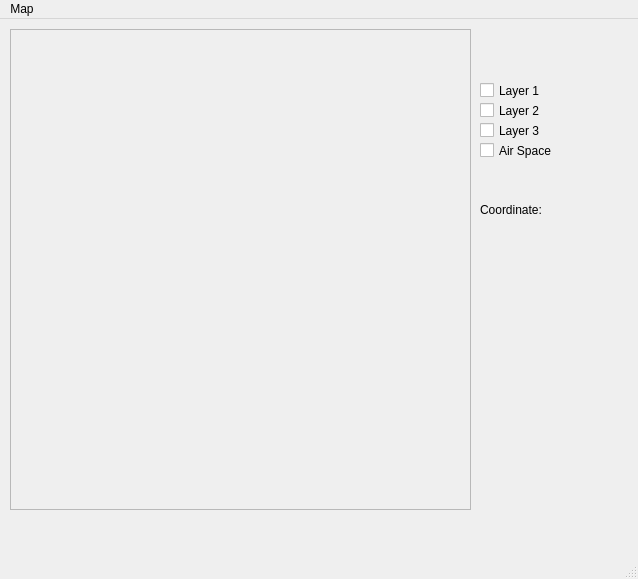
Above: mainwindowbase.ui from koraykoca/GUI-GIS before the change. Below: the same form after it.
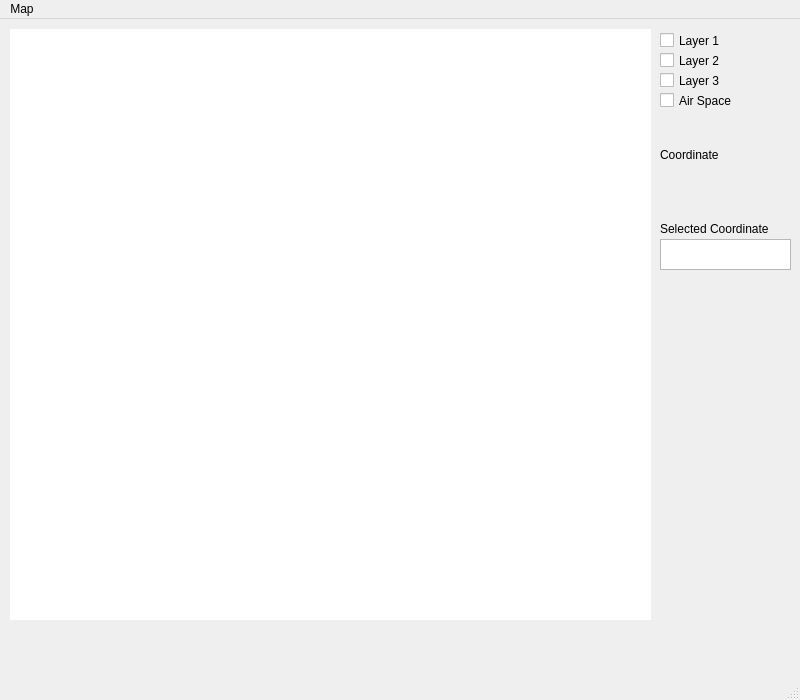
That is the form after the change. Icons and pictures are not drawn.

Patch:
```diff
--- a/mainwindowbase.ui
+++ b/mainwindowbase.ui
@@ -6,8 +6,8 @@
    <rect>
     <x>0</x>
     <y>0</y>
-    <width>638</width>
-    <height>579</height>
+    <width>800</width>
+    <height>700</height>
    </rect>
   </property>
   <property name="windowTitle">
@@ -19,8 +19,8 @@
      <rect>
       <x>10</x>
       <y>10</y>
-      <width>461</width>
-      <height>481</height>
+      <width>641</width>
+      <height>591</height>
      </rect>
     </property>
     <property name="frameShape">
@@ -29,12 +29,22 @@
     <property name="frameShadow">
      <enum>QFrame::Raised</enum>
     </property>
+    <widget class="QGraphicsView" name="graphicsView">
+     <property name="geometry">
+      <rect>
+       <x>-5</x>
+       <y>-9</y>
+       <width>651</width>
+       <height>601</height>
+      </rect>
+     </property>
+    </widget>
    </widget>
    <widget class="QCheckBox" name="checkBox">
     <property name="geometry">
      <rect>
-      <x>480</x>
-      <y>60</y>
+      <x>660</x>
+      <y>10</y>
       <width>92</width>
       <height>23</height>
      </rect>
@@ -46,8 +56,8 @@
    <widget class="QCheckBox" name="checkBox_2">
     <property name="geometry">
      <rect>
-      <x>480</x>
-      <y>80</y>
+      <x>660</x>
+      <y>30</y>
       <width>92</width>
       <height>23</height>
      </rect>
@@ -59,21 +69,21 @@
    <widget class="QLabel" name="label">
     <property name="geometry">
      <rect>
-      <x>480</x>
-      <y>150</y>
-      <width>91</width>
-      <height>81</height>
+      <x>660</x>
+      <y>120</y>
+      <width>81</width>
+      <height>31</height>
      </rect>
     </property>
     <property name="text">
-     <string>Coordinate:</string>
+     <string>Coordinate</string>
     </property>
    </widget>
    <widget class="QCheckBox" name="checkBox_3">
     <property name="geometry">
      <rect>
-      <x>480</x>
-      <y>100</y>
+      <x>660</x>
+      <y>50</y>
       <width>92</width>
       <height>23</height>
      </rect>
@@ -85,22 +95,9 @@
    <widget class="QLabel" name="label_2">
     <property name="geometry">
      <rect>
-      <x>490</x>
-      <y>200</y>
-      <width>67</width>
-      <height>17</height>
-     </rect>
-    </property>
-    <property name="text">
-     <string/>
-    </property>
-   </widget>
-   <widget class="QLabel" name="label_3">
-    <property name="geometry">
-     <rect>
-      <x>490</x>
-      <y>220</y>
-      <width>67</width>
+      <x>660</x>
+      <y>150</y>
+      <width>121</width>
       <height>17</height>
      </rect>
     </property>
@@ -111,8 +108,8 @@
    <widget class="QCheckBox" name="checkBox_4">
     <property name="geometry">
      <rect>
-      <x>480</x>
-      <y>120</y>
+      <x>660</x>
+      <y>70</y>
       <width>92</width>
       <height>23</height>
      </rect>
@@ -121,13 +118,43 @@
      <string>Air Space</string>
     </property>
    </widget>
+   <widget class="QLabel" name="label_4">
+    <property name="geometry">
+     <rect>
+      <x>660</x>
+      <y>200</y>
+      <width>151</width>
+      <height>20</height>
+     </rect>
+    </property>
+    <property name="text">
+     <string>Selected Coordinate</string>
+    </property>
+   </widget>
+   <widget class="QTextBrowser" name="textBrowser">
+    <property name="geometry">
+     <rect>
+      <x>660</x>
+      <y>220</y>
+      <width>131</width>
+      <height>31</height>
+     </rect>
+    </property>
+    <property name="html">
+     <string>&lt;!DOCTYPE HTML PUBLIC &quot;-//W3C//DTD HTML 4.0//EN&quot; &quot;http://www.w3.org/TR/REC-html40/strict.dtd&quot;&gt;
+&lt;html&gt;&lt;head&gt;&lt;meta name=&quot;qrichtext&quot; content=&quot;1&quot; /&gt;&lt;meta charset=&quot;utf-8&quot; /&gt;&lt;style type=&quot;text/css&quot;&gt;
+p, li { white-space: pre-wrap; }
+&lt;/style&gt;&lt;/head&gt;&lt;body style=&quot; font-family:'Ubuntu'; font-size:11pt; font-weight:400; font-style:normal;&quot;&gt;
+&lt;p style=&quot;-qt-paragraph-type:empty; margin-top:0px; margin-bottom:0px; margin-left:0px; margin-right:0px; -qt-block-indent:0; text-indent:0px;&quot;&gt;&lt;br /&gt;&lt;/p&gt;&lt;/body&gt;&lt;/html&gt;</string>
+    </property>
+   </widget>
   </widget>
   <widget class="QMenuBar" name="menubar">
    <property name="geometry">
     <rect>
      <x>0</x>
      <y>0</y>
-     <width>638</width>
+     <width>800</width>
      <height>22</height>
     </rect>
    </property>
```
Left out of the diff: 3 changed lines with no effect on the pictures.
